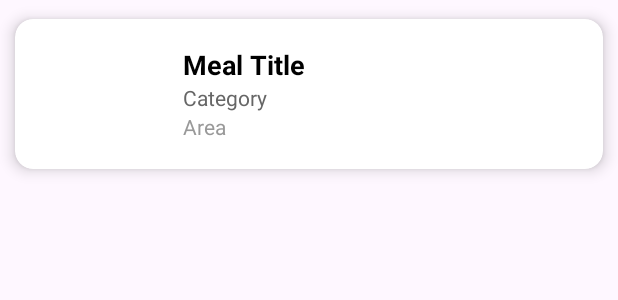
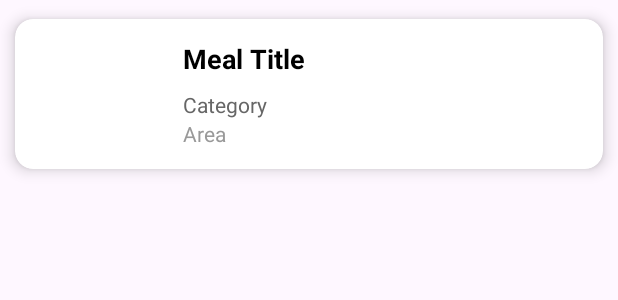
Before and after one commit to Ahmed-Saber-25/final_summer_course, an Android app: the layout meal_item.xml on its own in the app's theme, with its tools: preview values and no code run, on a phone screen of 412 x 824 dp. Shown: the top 300 px of the screen. Run offline under Robolectric (Android 15) with nearby library versions, the phone set to English and light mode, and no system bars.

Commit message:
Add favorite functionality and update UI components for meal details

```diff
--- a/app/src/main/java/com/example/final_summer_course/features/views/recipe/models/MealModel.kt
+++ b/app/src/main/java/com/example/final_summer_course/features/views/recipe/models/MealModel.kt
@@ -1,11 +1,15 @@
 package com.example.final_summer_course.features.views.recipe.models
 
 import android.os.Parcelable
+import androidx.room.Entity
+import androidx.room.PrimaryKey
 import com.google.gson.annotations.SerializedName
 import kotlinx.parcelize.Parcelize
 
 @Parcelize
+@Entity(tableName = "meals")
 data class MealModel(
+    @PrimaryKey
     @SerializedName("idMeal")
     val id: String,
     @SerializedName("strMeal")
--- a/app/src/main/res/layout/meal_item.xml
+++ b/app/src/main/res/layout/meal_item.xml
@@ -1,4 +1,3 @@
-<?xml version="1.0" encoding="utf-8"?>
 <androidx.cardview.widget.CardView xmlns:android="http://schemas.android.com/apk/res/android"
     xmlns:app="http://schemas.android.com/apk/res-auto"
     android:layout_width="match_parent"
@@ -23,15 +22,17 @@
 
         <LinearLayout
             android:layout_width="0dp"
-            android:layout_height="wrap_content"
+            android:layout_height="100dp"
             android:layout_marginStart="12dp"
             android:layout_weight="1"
-            android:orientation="vertical">
+            android:orientation="vertical"
+            android:paddingVertical="14dp">
 
             <TextView
                 android:id="@+id/meal_title"
                 android:layout_width="wrap_content"
                 android:layout_height="wrap_content"
+                android:layout_weight="1"
                 android:text="Meal Title"
                 android:textColor="#000000"
                 android:textSize="18sp"
--- a/app/src/main/res/values/strings.xml
+++ b/app/src/main/res/values/strings.xml
@@ -25,4 +25,5 @@
     <string name="delete_account">Delete Account</string>
     <string name="don_t_have_an_account">Don\'t have an account?</string>
     <string name="already_have_an_account">Already have an account?</string>
+    <string name="add_to_favorites">Add to Favorites</string>
 </resources>
```
Also changed, not shown: app/src/main/java/com/example/final_summer_course/features/views/recipe/RecipeItemDetailsFragment.kt (+63 -17 lines), app/src/main/java/com/example/final_summer_course/features/views/recipe/RecipeListFragment.kt (+2 -5 lines), app/src/main/res/menu/drawer_menu.xml (+4 -4 lines), app/src/main/res/menu/item_details_menu.xml (+7 -0 lines).
